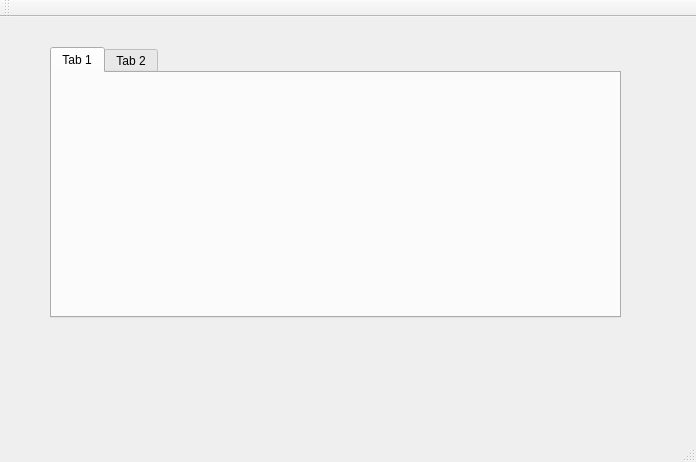
GeorgH93/QLogViewer, file src/SettingsWindow.ui: the form before one commit.
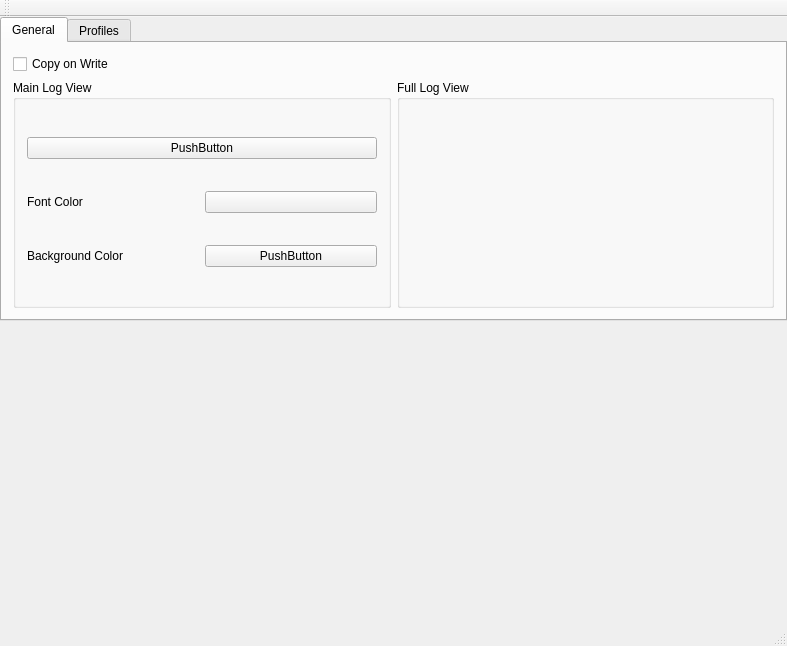
The form after the commit. Icons and pictures are not drawn.

Commit message: Hockup SettingsWindow with config

```diff
--- a/src/SettingsWindow.ui
+++ b/src/SettingsWindow.ui
@@ -6,8 +6,8 @@
    <rect>
     <x>0</x>
     <y>0</y>
-    <width>696</width>
-    <height>462</height>
+    <width>787</width>
+    <height>646</height>
    </rect>
   </property>
   <property name="windowTitle">
@@ -20,32 +20,113 @@
      <verstretch>0</verstretch>
     </sizepolicy>
    </property>
-   <widget class="QTabWidget" name="tabWidget">
-    <property name="geometry">
-     <rect>
-      <x>50</x>
-      <y>30</y>
-      <width>571</width>
-      <height>271</height>
-     </rect>
+   <layout class="QGridLayout" name="gridLayout">
+    <property name="margin">
+     <number>0</number>
     </property>
-    <property name="sizePolicy">
-     <sizepolicy hsizetype="Expanding" vsizetype="Expanding">
-      <horstretch>0</horstretch>
-      <verstretch>0</verstretch>
-     </sizepolicy>
+    <property name="spacing">
+     <number>0</number>
     </property>
-    <widget class="QWidget" name="tab">
-     <attribute name="title">
-      <string>Tab 1</string>
-     </attribute>
-    </widget>
-    <widget class="QWidget" name="tab_2">
-     <attribute name="title">
-      <string>Tab 2</string>
-     </attribute>
-    </widget>
-   </widget>
+    <item row="0" column="0">
+     <widget class="QTabWidget" name="tabWidget">
+      <property name="autoFillBackground">
+       <bool>false</bool>
+      </property>
+      <property name="currentIndex">
+       <number>0</number>
+      </property>
+      <widget class="QWidget" name="tabGeneral">
+       <attribute name="icon">
+        <iconset theme="document-properties"/>
+       </attribute>
+       <attribute name="title">
+        <string>General</string>
+       </attribute>
+       <layout class="QGridLayout" name="gridLayout_2">
+        <item row="0" column="0">
+         <widget class="QCheckBox" name="cbCOW">
+          <property name="text">
+           <string>Copy on Write</string>
+          </property>
+         </widget>
+        </item>
+        <item row="1" column="0">
+         <widget class="QGroupBox" name="gbMainLogView">
+          <property name="title">
+           <string>Main Log View</string>
+          </property>
+          <layout class="QGridLayout" name="gridLayout_3">
+           <item row="2" column="1">
+            <widget class="QPushButton" name="pushButton_3">
+             <property name="text">
+              <string>PushButton</string>
+             </property>
+            </widget>
+           </item>
+           <item row="1" column="1">
+            <widget class="QPushButton" name="pushButton_2">
+             <property name="text">
+              <string/>
+             </property>
+            </widget>
+           </item>
+           <item row="2" column="0">
+            <widget class="QLabel" name="labelMainLogViewBackgroundColor">
+             <property name="text">
+              <string>Background Color</string>
+             </property>
+            </widget>
+           </item>
+           <item row="1" column="0">
+            <widget class="QLabel" name="label_2">
+             <property name="text">
+              <string>Font Color</string>
+             </property>
+            </widget>
+           </item>
+           <item row="0" column="0" colspan="2">
+            <widget class="QPushButton" name="pushButton">
+             <property name="text">
+              <string>PushButton</string>
+             </property>
+            </widget>
+           </item>
+          </layout>
+         </widget>
+        </item>
+        <item row="1" column="1">
+         <widget class="QGroupBox" name="gbFullLogView">
+          <property name="title">
+           <string>Full Log View</string>
+          </property>
+         </widget>
+        </item>
+       </layout>
+      </widget>
+      <widget class="QWidget" name="tabProfiles">
+       <attribute name="icon">
+        <iconset theme="edit-group"/>
+       </attribute>
+       <attribute name="title">
+        <string>Profiles</string>
+       </attribute>
+      </widget>
+     </widget>
+    </item>
+    <item row="1" column="0">
+     <spacer name="verticalSpacer">
+      <property name="orientation">
+       <enum>Qt::Vertical</enum>
+      </property>
+      <property name="sizeHint" stdset="0">
+       <size>
+        <width>20</width>
+        <height>40</height>
+       </size>
+      </property>
+     </spacer>
+    </item>
+   </layout>
   </widget>
   <widget class="QToolBar" name="mainToolBar">
    <attribute name="toolBarArea">
```
The commit also changes 4 other files.
